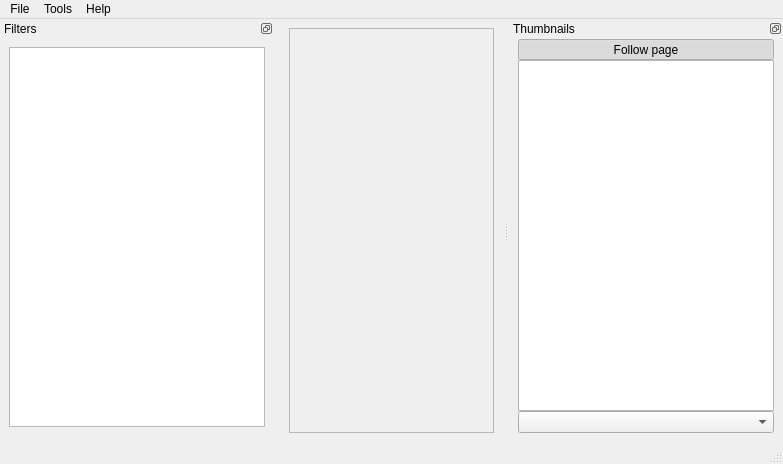
The window that ui/MainWindow.ui (4lex4/scantailor-advanced) describes before a commit, drawn with Qt 5.
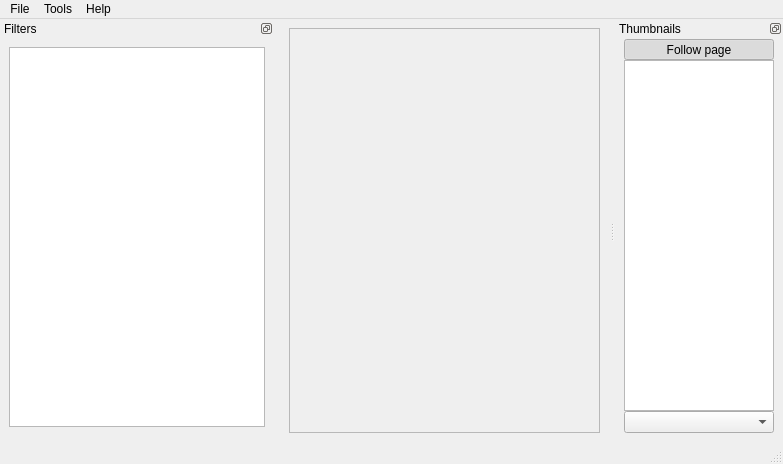
The same window after the commit. Custom widgets are drawn as their Qt base class.

Commit message: ~ [ui] Improved showing the main window dock widgets.

Patch:
```diff
--- a/ui/MainWindow.ui
+++ b/ui/MainWindow.ui
@@ -156,7 +156,7 @@
        <item>
         <widget class="QGraphicsView" name="thumbView">
          <property name="sizePolicy">
-          <sizepolicy hsizetype="Expanding" vsizetype="Expanding">
+          <sizepolicy hsizetype="Ignored" vsizetype="Expanding">
            <horstretch>1</horstretch>
            <verstretch>1</verstretch>
           </sizepolicy>
```
The commit also changes 2 other files.
